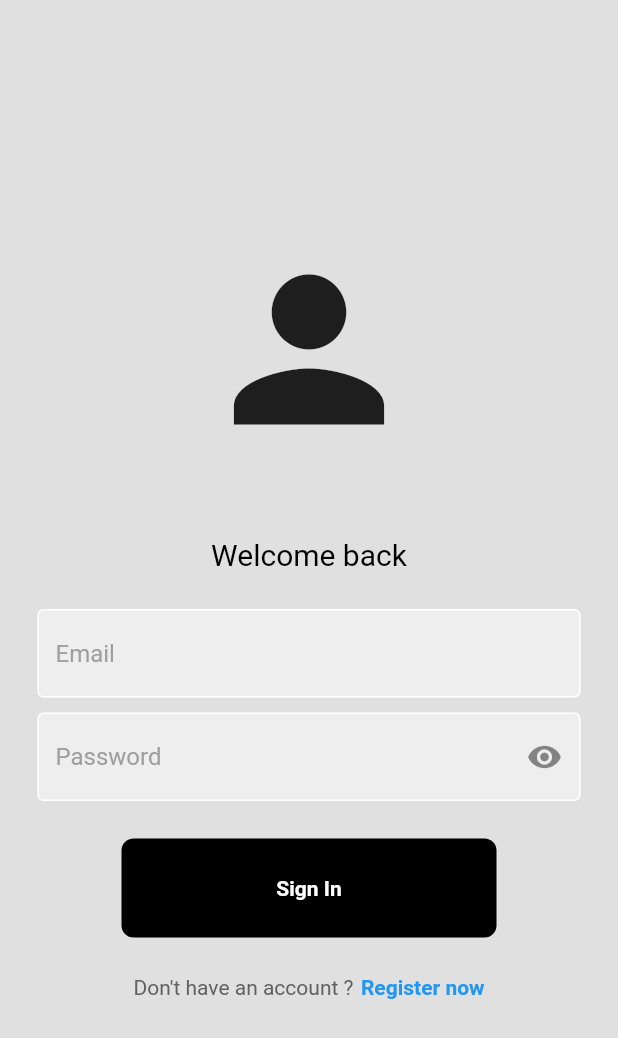
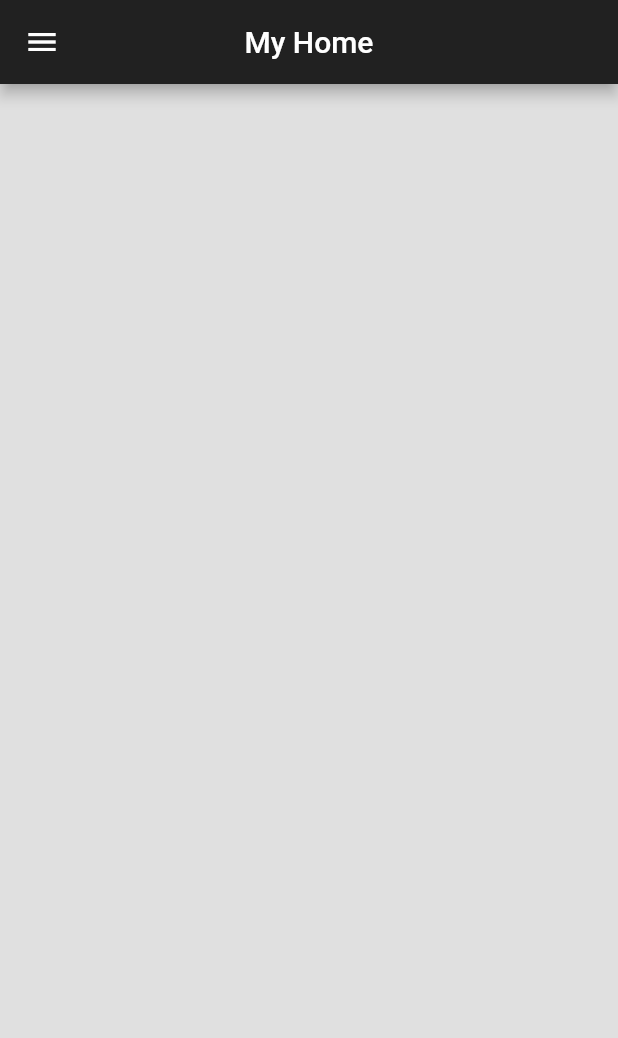
Before and after one commit to raedbgr/auth_login, a Flutter app: the screen it shows after launch, on a phone screen of 412 x 824 dp. Shown: the top 1038 px of the screen. Run offline on Flutter 3.47's test engine with Material 2 defaults, Android fonts, the phone set to English and light mode, and no system bars; drawn by our look-alikes of animated_text_kit; our stand-ins replace get.

Commit message:
- added Home Page

```diff
--- a/lib/auth/login_page.dart
+++ b/lib/auth/login_page.dart
@@ -20,6 +20,8 @@ class _LoginPageState extends State<LoginPage> {
       backgroundColor: Colors.grey[300],
       body: SafeArea(
         child: Center(
+          child: SingleChildScrollView(
+            reverse: true,
             child: Padding(
               padding: const EdgeInsets.symmetric(horizontal: 25),
               child: Column(
@@ -62,14 +64,14 @@ class _LoginPageState extends State<LoginPage> {
                                     _passVisibility = false;
                                   });
                                 },
-                              icon: Icon(Icons.visibility))
+                                icon: Icon(Icons.visibility_off, color: Colors.grey.shade600,))
                             : IconButton(
                                 onPressed: () {
                                   setState(() {
                                     _passVisibility = true;
                                   });
                                 },
-                              icon: Icon(Icons.visibility_off))),
+                                icon: Icon(Icons.visibility, color: Colors.grey.shade600,))),
                   ),
                   const SizedBox(height: 25),
                   MaterialButton(
@@ -117,6 +119,7 @@ class _LoginPageState extends State<LoginPage> {
             ),
           ),
         ),
+      ),
     );
   }
 }
--- /dev/null
+++ b/lib/home/home_page.dart
@@ -0,0 +1,23 @@
+import 'package:flutter/material.dart';
+
+class HomePage extends StatefulWidget {
+  @override
+  _HomePageState createState() => _HomePageState();
+}
+
+class _HomePageState extends State<HomePage> {
+  @override
+  Widget build(BuildContext context) {
+    return Scaffold(
+      backgroundColor: Colors.grey.shade300,
+      appBar: AppBar(
+        centerTitle: true,
+        title: Text('My Home'),
+        backgroundColor: Colors.grey.shade900,
+      ),
+      drawer: Drawer(
+        backgroundColor: Colors.grey.shade900,
+      ),
+    );
+  }
+}
--- a/lib/main.dart
+++ b/lib/main.dart
@@ -1,3 +1,4 @@
+import 'package:auth_login/home/home_page.dart';
 import 'package:flutter/material.dart';
 import 'package:get/get.dart';
 import 'auth/login_page.dart';
@@ -12,7 +13,7 @@ class MyApp extends StatelessWidget {
     return GetMaterialApp(
       debugShowCheckedModeBanner: false,
       title: 'Login Screen',
-      home: LoginPage(),
+      home: HomePage(),
     );
   }
 }
```
Also changed, not shown: lib/auth/register_page.dart (+5 -2 lines). Lines whose indentation alone changed are shown as unchanged.
